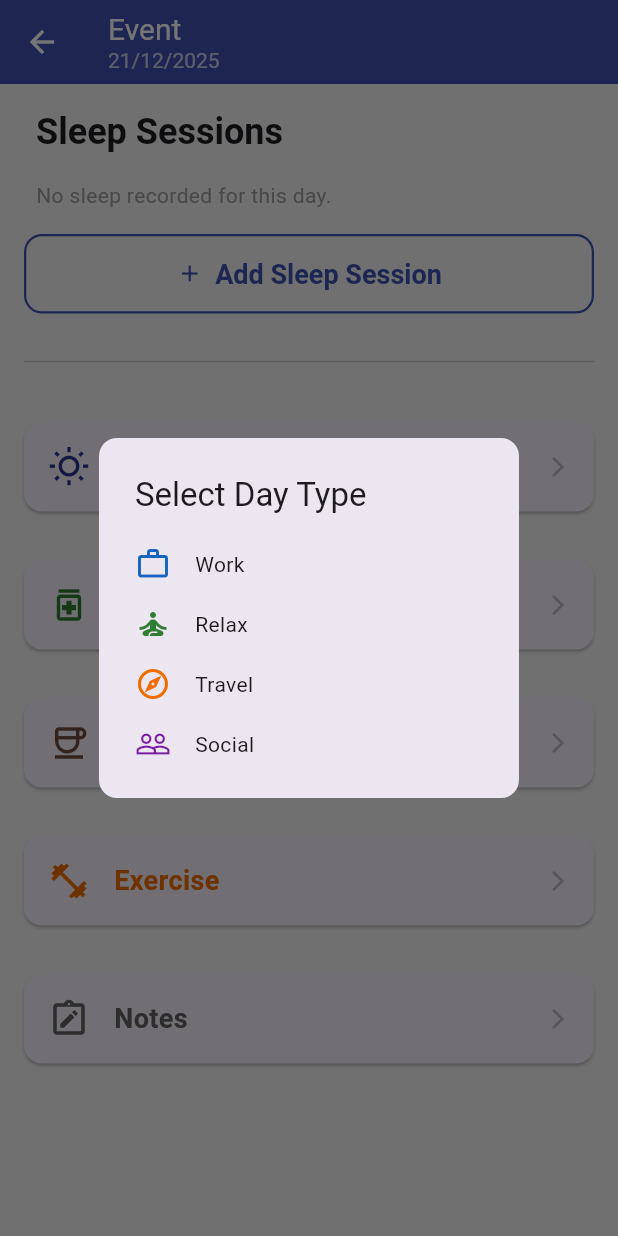
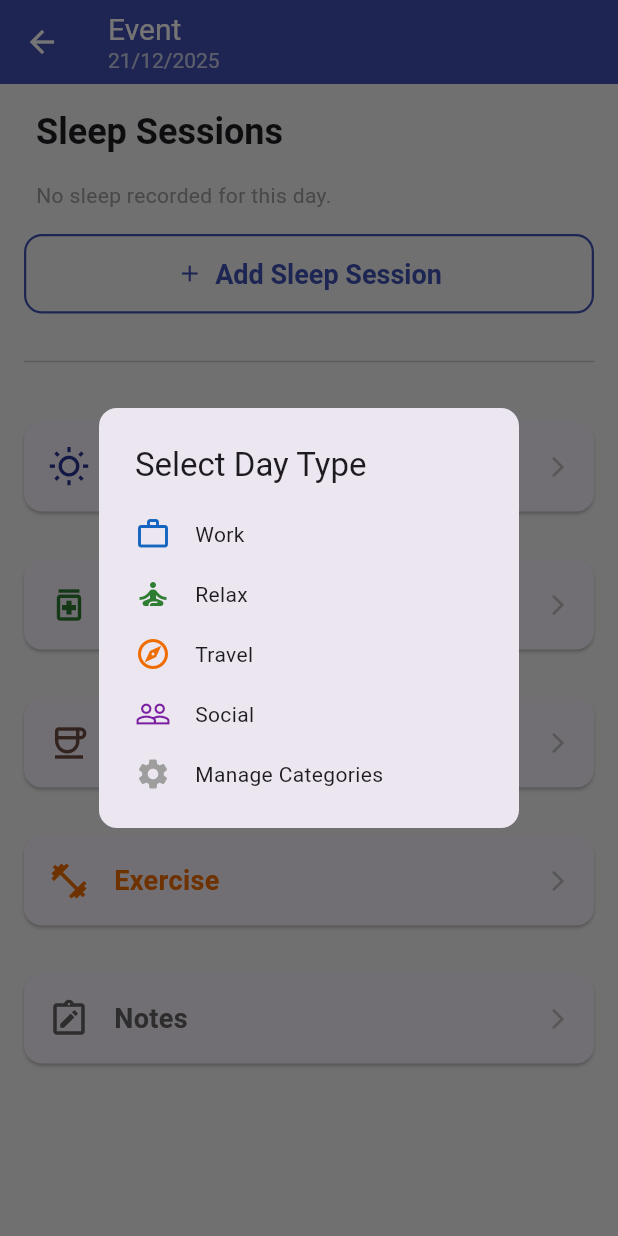
Before and after one commit to papaang/Project_Impactive_Sleep_Tracker_App, a Flutter app: the EventScreen screen opened directly with empty values, after a tap on "Type of Day", on a phone screen of 412 x 824 dp. Run offline on Flutter 3.47's test engine with Material 3 defaults, Android fonts, the phone set to English and light mode, and no system bars; our stand-ins replace csv, fl_chart, share_plus, shared_preferences, table_calendar; accounts and stored records are empty.

Commit message:
Fix #12 - extend the improvements of Commit a8d0f92 to the day type selector button in the event page as well - add the "Manage Categories" option to the day type selector dialog - also replaced some deprecated `withOpacity` with `withAlpha`

```diff
--- a/lib/screens/event_screen.dart
+++ b/lib/screens/event_screen.dart
@@ -6,6 +6,7 @@ import 'medication_screen.dart';
 import 'caffeine_alcohol_screen.dart';
 import 'exercise_screen.dart';
 import 'notes_screen.dart';
+import 'category_management_screen.dart';
 
 class EventScreen extends StatefulWidget {
   final DateTime date;
@@ -73,7 +74,8 @@ class _EventScreenState extends State<EventScreen> {
       builder: (BuildContext context) {
         return SimpleDialog(
           title: const Text('Select Day Type'),
-          children: _dayTypes.map((type) {
+          children: [
+            ..._dayTypes.map((type) {
               return SimpleDialogOption(
                 onPressed: () => Navigator.pop(context, type),
                 child: Row(
@@ -84,7 +86,29 @@ class _EventScreenState extends State<EventScreen> {
                   ],
                 ),
               );
-          }).toList(),
+            }),
+            SimpleDialogOption(
+              onPressed: () async {
+                Navigator.pop(context); // Close the dialog
+                await Navigator.push(
+                  context,
+                  MaterialPageRoute(builder: (_) => const CategoryManagementScreen()),
+                );
+                // Reload day types after returning from category management
+                final dayTypes = await CategoryManager().getCategories('day_types');
+                setState(() {
+                  _dayTypes = dayTypes;
+                });
+              },
+              child: Row(
+                children: [
+                  Icon(Icons.settings, color: Colors.grey),
+                  const SizedBox(width: 16),
+                  Text('Manage Categories'),
+                ],
+              ),
+            ),
+          ],
         );
       },
     );
@@ -356,6 +380,7 @@ class _EventScreenState extends State<EventScreen> {
                   label: _dayTypes.where((c) => c.id == _log.dayTypeId).firstOrNull?.displayName ?? 'Type of Day',
                   icon: _dayTypes.where((c) => c.id == _log.dayTypeId).firstOrNull?.icon ?? Icons.wb_sunny_outlined,
                   color: _dayTypes.where((c) => c.id == _log.dayTypeId).firstOrNull?.color ?? Colors.indigo[800]!,
+                  backgroundColor: _dayTypes.where((c) => c.id == _log.dayTypeId).firstOrNull?.color.withAlpha(26),
                   onPressed: _showDayTypeDialog,
                 ),
                 const SizedBox(height: 16),
@@ -463,15 +488,63 @@ class _EventButton extends StatelessWidget {
     required this.color,
     required this.onPressed,
     this.subtitle,
+    this.backgroundColor,
   });
   final String label;
   final String? subtitle;
   final IconData icon;
   final Color color;
+  final Color? backgroundColor;
   final VoidCallback onPressed;
 
   @override
   Widget build(BuildContext context) {
+    if (backgroundColor != null) {
+      return InkWell(
+        onTap: onPressed,
+        borderRadius: BorderRadius.circular(12.0),
+        child: Container(
+          padding: const EdgeInsets.all(16.0),
+          decoration: BoxDecoration(
+            color: backgroundColor,
+            border: Border.all(
+              color: color,
+              width: 1.5,
+            ),
+            borderRadius: BorderRadius.circular(12.0),
+          ),
+          child: Row(
+            children: [
+              Icon(icon, color: color, size: 28),
+              const SizedBox(width: 16),
+              Column(
+                crossAxisAlignment: CrossAxisAlignment.start,
+                children: [
+                  Text(
+                    label,
+                    style: TextStyle(
+                      fontSize: 18,
+                      fontWeight: FontWeight.w600,
+                      color: color,
+                    ),
+                  ),
+                  if (subtitle != null)
+                    Text(
+                      subtitle!,
+                      style: TextStyle(
+                        fontSize: 12,
+                        color: Colors.grey[600],
+                      ),
+                    ),
+                ],
+              ),
+              const Spacer(),
+              Icon(Icons.arrow_forward_ios, color: Colors.grey[400], size: 16),
+            ],
+          ),
+        ),
+      );
+    } else {
       return Card(
         elevation: 1.0,
         child: InkWell(
@@ -513,3 +586,4 @@ class _EventButton extends StatelessWidget {
       );
     }
   }
+}
```
Also changed, not shown: lib/screens/home_screen.dart (+34 -10 lines). Lines whose indentation alone changed are shown as unchanged.
